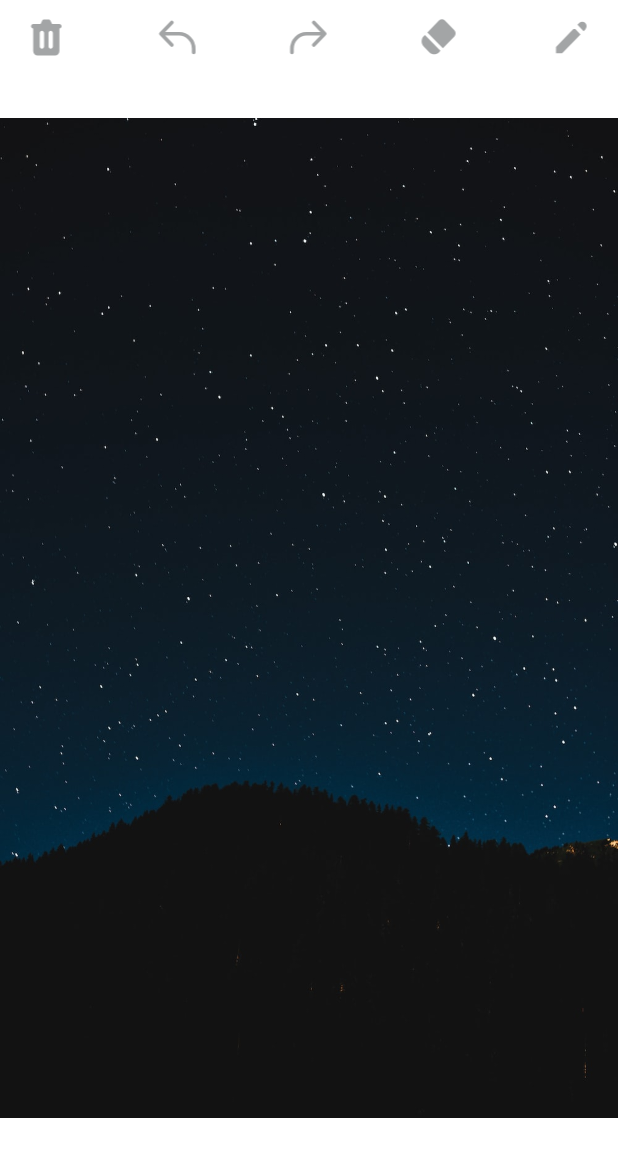
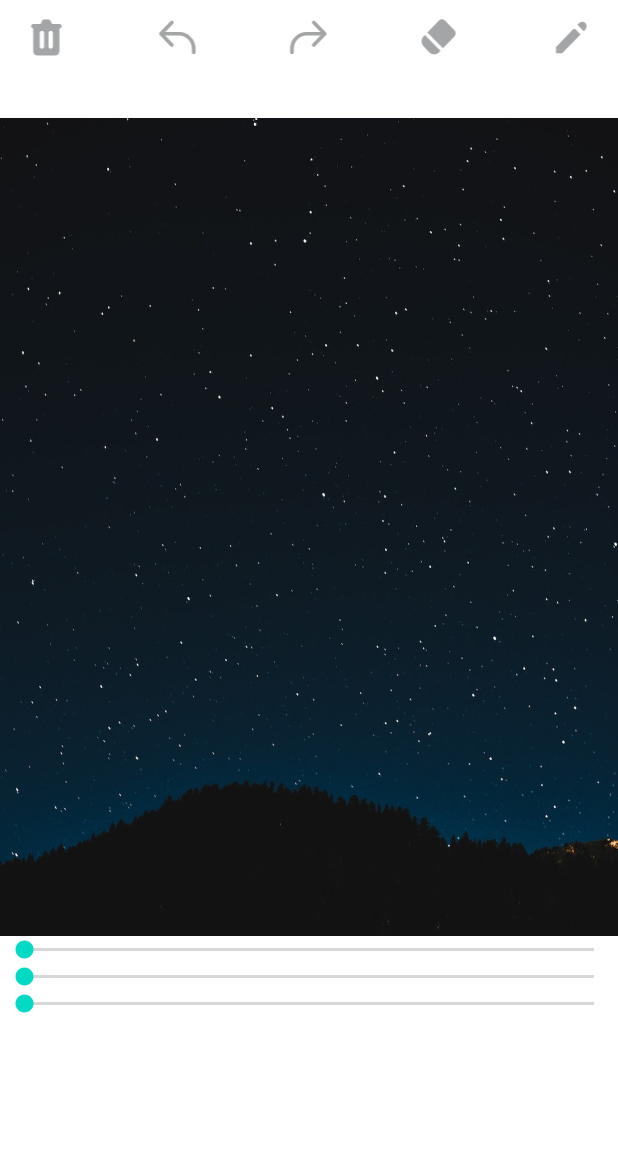
Before and after one commit to jhk-im/DrawingNote, an Android app: the layout activity_main.xml on its own in the app's theme, with its tools: preview values and no code run, on a phone screen of 412 x 824 dp. Shown: the top 1157 px of the screen. Run offline under Robolectric (Android 15) with nearby library versions, the phone set to English and light mode, and no system bars.

Commit message:
feat: stroke, alpha 값 지정 추가

```diff
--- a/app/src/main/res/layout/activity_main.xml
+++ b/app/src/main/res/layout/activity_main.xml
@@ -21,7 +21,8 @@
             android:id="@+id/imageView"
             android:layout_width="match_parent"
             android:layout_height="match_parent"
-            android:src="@drawable/background" />
+            android:src="@drawable/background"
+            />
 
         <com.jhk.DrawingView
             android:id="@+id/drawingView"
@@ -98,5 +99,34 @@
                 android:src="@drawable/ic_baseline_pencil_24"
                 tools:ignore="ContentDescription" />
         </LinearLayout>
+
+        <LinearLayout
+            android:layout_width="match_parent"
+            android:layout_height="200dp"
+            android:orientation="vertical"
+            android:background="@color/white"
+            app:layout_constraintBottom_toBottomOf="parent">
+
+            <SeekBar
+                android:id="@+id/sbPencil"
+                android:max="100"
+                android:min="0"
+                android:layout_width="match_parent"
+                android:layout_height="wrap_content" />
+
+            <SeekBar
+                android:id="@+id/sbPencilAlpha"
+                android:max="255"
+                android:min="0"
+                android:layout_width="match_parent"
+                android:layout_height="wrap_content" />
+
+            <SeekBar
+                android:id="@+id/sbErase"
+                android:max="300"
+                android:min="0"
+                android:layout_width="match_parent"
+                android:layout_height="wrap_content" />
+        </LinearLayout>
     </androidx.constraintlayout.widget.ConstraintLayout>
 </layout>
--- a/drawingview/src/main/java/com/jhk/DrawingView.kt
+++ b/drawingview/src/main/java/com/jhk/DrawingView.kt
@@ -3,7 +3,6 @@ package com.jhk
 import android.content.Context
 import android.graphics.*
 import android.util.AttributeSet
-import android.util.Log
 import android.view.MotionEvent
 import android.view.View
 
@@ -13,7 +12,11 @@ class DrawingView (context: Context, attrs: AttributeSet) : View(context, attrs)
     private var mCanvasPaint = Paint(Paint.DITHER_FLAG)
 
     private var isClearCanvas = false
-    var touchAction = 0
+    private var touchAction = 0
+    var setEraseStrokeWidth: Float = 50.0f
+    var setStrokeWidth: Float = 150.0f
+    var setAlpha = 255
+    var setColor = Color.WHITE
 
     inner class DrawPath(
         var color: Int,
@@ -27,9 +30,9 @@ class DrawingView (context: Context, attrs: AttributeSet) : View(context, attrs)
     private var mUndoPath = ArrayList<DrawPath>()
 
     private var mPaint = Paint().apply {
-        color = Color.WHITE
-        alpha = 255
-        strokeWidth = 4f
+        color = setColor
+        alpha = setAlpha
+        strokeWidth = setStrokeWidth
         xfermode = null
         isAntiAlias = false
         style = Paint.Style.STROKE
@@ -139,14 +142,30 @@ class DrawingView (context: Context, attrs: AttributeSet) : View(context, attrs)
         invalidate()
     }
 
-    fun write(writeColor: Int) {
+//    fun setStroke(stoke: Float) {
+//        setStrokeWidth = stoke
+//    }
+//
+//    fun setEraseStroke(stoke: Float) {
+//        setEraseStrokeWidth = stoke
+//    }
+//
+//    fun setColor(color: Int) {
+//        setColor = color
+//    }
+//
+//    fun setAlpha(alpha: Int) {
+//        setAlpha = alpha
+//    }
+
+    fun write() {
         isClearCanvas = false
         mDrawPath.apply {
             isAntiAlias = false
             xfermode = null
-            alpha = 255
-            color = writeColor
-            strokeWidth = 4f
+            alpha = setAlpha
+            color = setColor
+            strokeWidth = setStrokeWidth
         }
     }
 
@@ -157,7 +176,7 @@ class DrawingView (context: Context, attrs: AttributeSet) : View(context, attrs)
             xfermode = PorterDuffXfermode(PorterDuff.Mode.CLEAR)
             alpha = 0
             color = Color.TRANSPARENT
-            strokeWidth = 60f
+            strokeWidth = setEraseStrokeWidth
         }
     }
 
```
Also changed, not shown: app/src/main/java/com/jhk/drawingnote/MainActivity.kt (+47 -1 lines).
